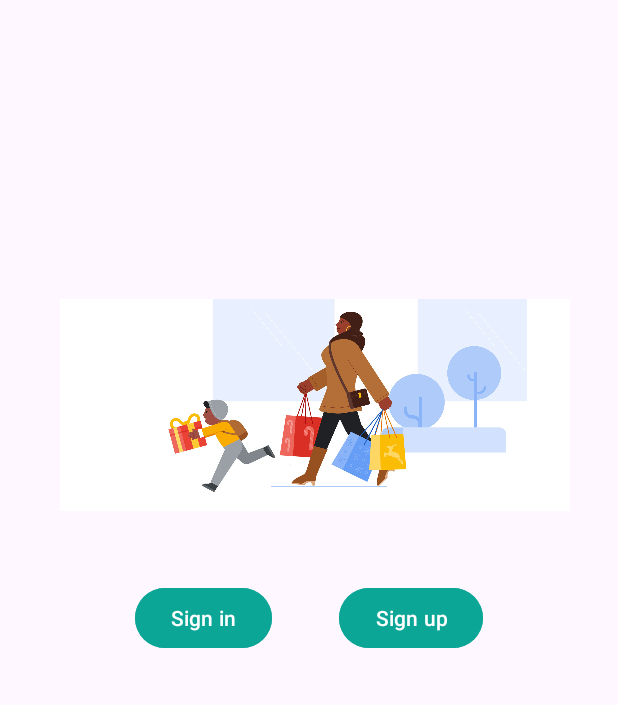
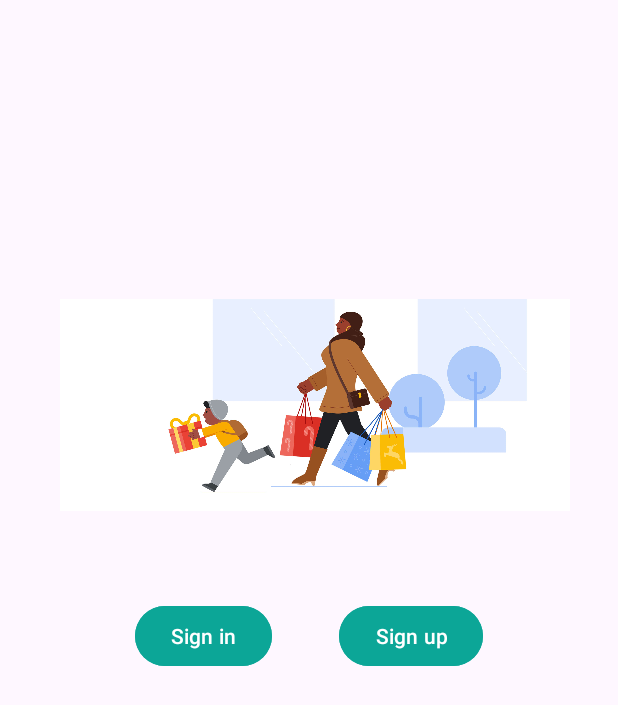
Before and after one commit to Soumyakant18/Echo_Buy, an Android app: the screen it shows after launch (MainActivity), on a phone screen of 412 x 824 dp. Shown: the top 705 px of the screen. Run offline under Robolectric (Android 15) with nearby library versions, the phone set to English and light mode, and no system bars.

```diff
--- a/app/src/main/res/layout/activity_main.xml
+++ b/app/src/main/res/layout/activity_main.xml
@@ -23,7 +23,7 @@
         android:layout_height="wrap_content"
         android:layout_alignParentStart="true"
         android:layout_alignParentLeft="true"
-        android:layout_centerVertical="true"
+        android:layout_marginTop="400dp"
         android:layout_marginStart="90dp"
         android:layout_marginLeft="90dp"
         android:backgroundTint="@color/lightgreen"
@@ -36,7 +36,7 @@
         android:layout_width="wrap_content"
         android:layout_height="wrap_content"
         android:layout_alignParentRight="true"
-        android:layout_centerVertical="true"
+       android:layout_marginTop="400dp"
         android:layout_marginRight="90dp"
         android:backgroundTint="@color/lightgreen"
         android:text="Sign up">
--- a/app/src/main/res/layout/activity_signup.xml
+++ b/app/src/main/res/layout/activity_signup.xml
@@ -100,7 +100,8 @@
                 android:id="@+id/btnregister"
                 android:text="Register"
                 android:layout_marginTop="27dp"
-                android:layout_gravity="center" />
+                android:layout_gravity="center"
+                android:backgroundTint="@color/lightgreen"/>
         </LinearLayout>
     </androidx.cardview.widget.CardView>
 
```
